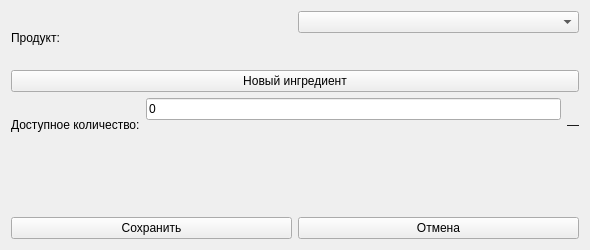
chaykalla2026-lang/what_to_cook_Project, file ui/stock_editor.ui: the form before one commit.
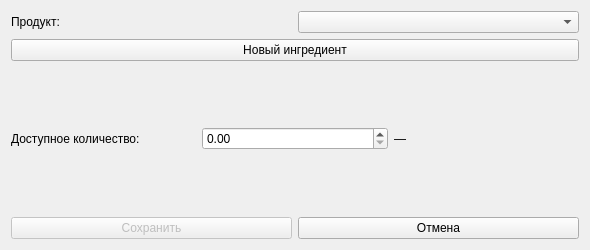
The form after the commit.

Patch:
```diff
--- a/ui/stock_editor.ui
+++ b/ui/stock_editor.ui
@@ -27,24 +27,7 @@
       </widget>
      </item>
      <item>
-      <layout class="QVBoxLayout" name="ingredientComboFieldLayout">
-       <property name="spacing">
-        <number>2</number>
-       </property>
-       <item>
-        <widget class="QComboBox" name="ingredientCombo" />
-       </item>
-       <item>
-        <widget class="QLabel" name="ingredientError">
-         <property name="text">
-          <string />
-         </property>
-         <property name="wordWrap">
-          <bool>true</bool>
-         </property>
-        </widget>
-       </item>
-      </layout>
+      <widget class="QComboBox" name="ingredientCombo" />
      </item>
     </layout>
    </item>
@@ -68,31 +51,20 @@
       </widget>
      </item>
      <item>
-      <layout class="QVBoxLayout" name="quantityEditFieldLayout">
-       <property name="spacing">
+      <widget class="QDoubleSpinBox" name="quantitySpin">
+       <property name="minimum">
+        <double>0</double>
+       </property>
+       <property name="maximum">
+        <double>999999.99</double>
+       </property>
+       <property name="value">
+        <double>0</double>
+       </property>
+       <property name="decimals">
         <number>2</number>
        </property>
-       <item>
-        <widget class="QLineEdit" name="quantityEdit">
-         <property name="text">
-          <string>0</string>
-         </property>
-         <property name="placeholderText">
-          <string>Доступное количество</string>
-         </property>
-        </widget>
-       </item>
-       <item>
-        <widget class="QLabel" name="quantityError">
-         <property name="text">
-          <string />
-         </property>
-         <property name="wordWrap">
-          <bool>true</bool>
-         </property>
-        </widget>
-       </item>
-      </layout>
+      </widget>
      </item>
      <item>
       <widget class="QLabel" name="unitLabel">
@@ -106,16 +78,6 @@
      </item>
     </layout>
    </item>
-   <item>
-    <widget class="QLabel" name="formErrorLabel">
-     <property name="text">
-      <string />
-     </property>
-     <property name="wordWrap">
-      <bool>true</bool>
-     </property>
-    </widget>
-   </item>
    <item>
     <layout class="QHBoxLayout" name="layout41">
      <item>
@@ -124,7 +86,10 @@
         <string>Сохранить</string>
        </property>
        <property name="enabled">
-        <bool>true</bool>
+        <bool>false</bool>
+       </property>
+       <property name="toolTip">
+        <string>Будет подключено на следующем этапе</string>
        </property>
       </widget>
      </item>
```
